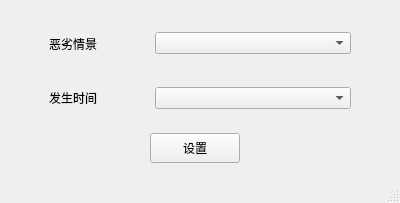
Before: the Qt Designer form GUIVersion_2/bsone_mainwindow.ui in aobocodo/QT_System, drawn with Qt 5.
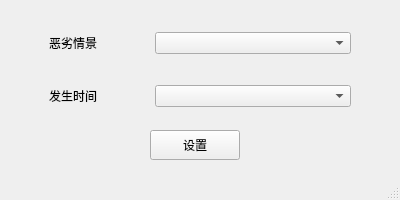
After: the same form once the commit is applied.

Patch:
```diff
--- a/GUIVersion_2/bsone_mainwindow.ui
+++ b/GUIVersion_2/bsone_mainwindow.ui
@@ -7,7 +7,7 @@
     <x>0</x>
     <y>0</y>
     <width>400</width>
-    <height>203</height>
+    <height>200</height>
    </rect>
   </property>
   <property name="windowTitle">
```
